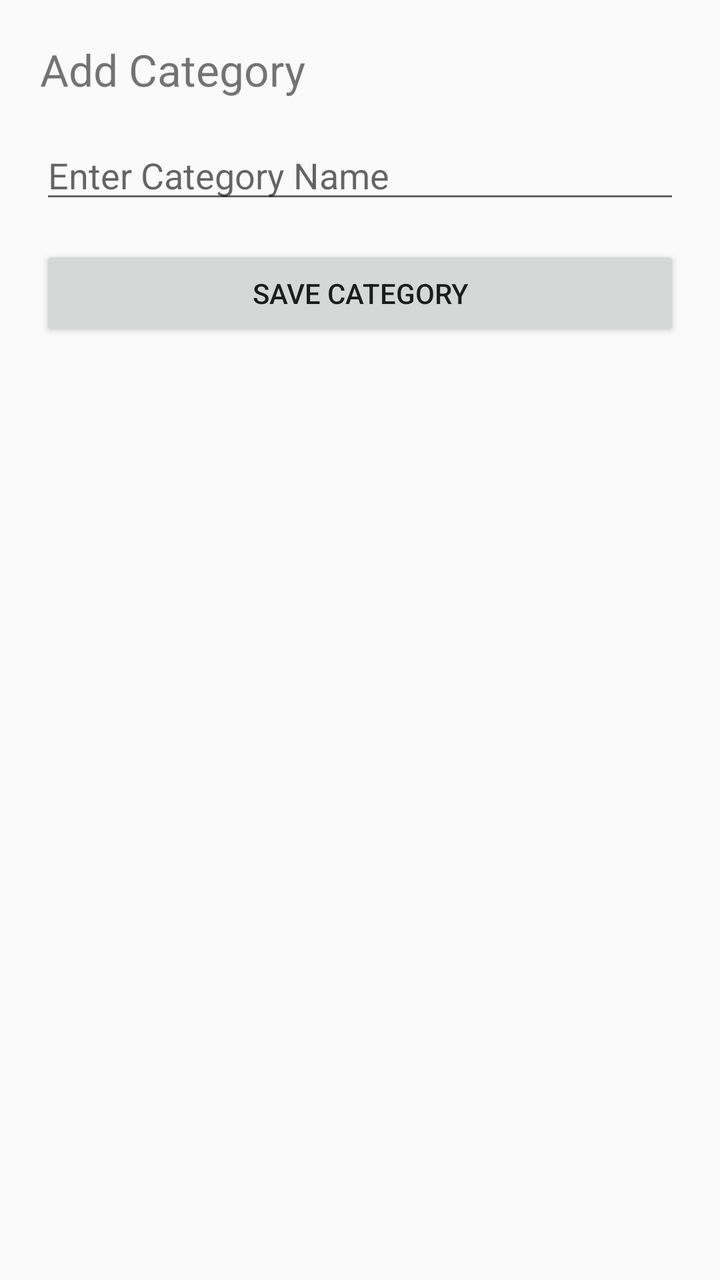
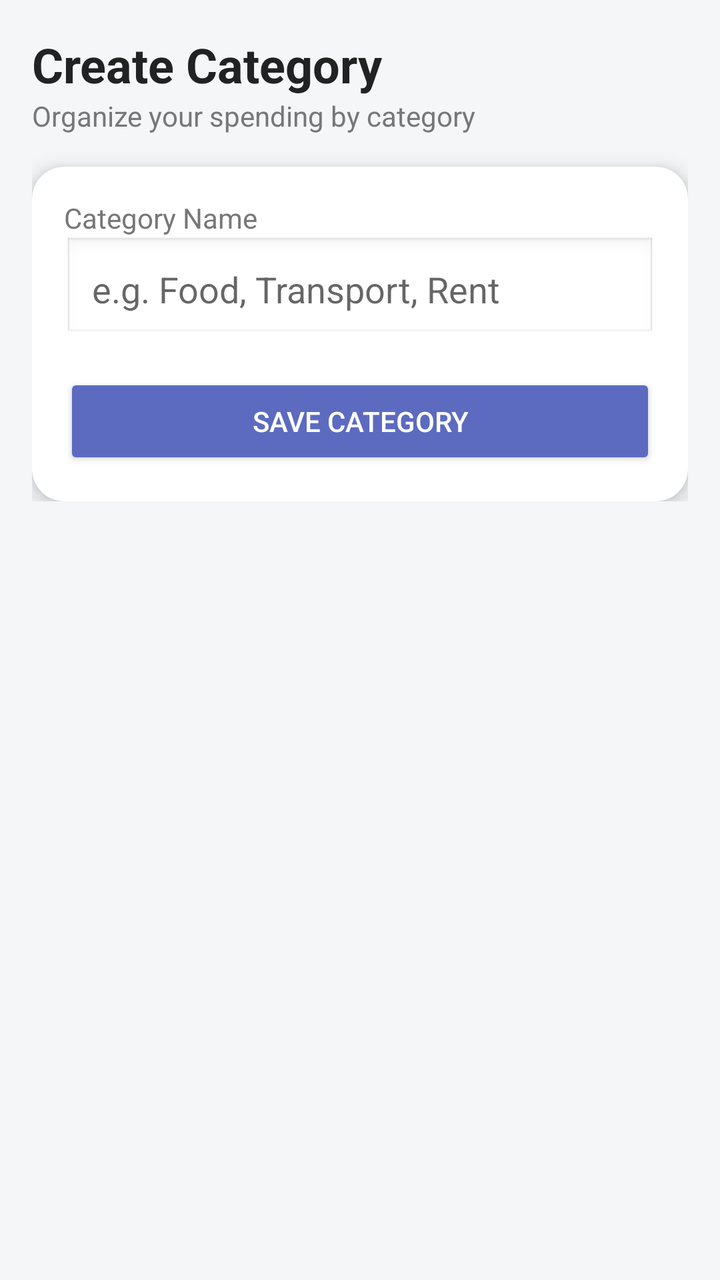

Two renders of the same Android screen: before a commit and after it. Below are the layout's source before the change and the commit's diff.
<!-- AndroidManifest.xml: application theme Theme.BudgetTrackerApp -->
<!-- res/layout/activity_add_category.xml -->
<LinearLayout
    xmlns:android="http://schemas.android.com/apk/res/android"
    android:orientation="vertical"
    android:padding="20dp"
    android:layout_width="match_parent"
    android:layout_height="match_parent">

    <TextView
        android:text="Add Category"
        android:textSize="22sp"
        android:layout_marginBottom="16dp"
        android:layout_width="wrap_content"
        android:layout_height="wrap_content"/>

    <EditText
        android:id="@+id/categoryInput"
        android:hint="Enter Category Name"
        android:layout_width="match_parent"
        android:layout_height="wrap_content"/>

    <Button
        android:id="@+id/saveCategoryBtn"
        android:text="Save Category"
        android:layout_marginTop="16dp"
        android:layout_width="match_parent"
        android:layout_height="wrap_content"/>

</LinearLayout>
<!-- resources referenced by this layout -->
<resources>
  <style name="Theme.BudgetTrackerApp" parent="Theme.AppCompat.Light.DarkActionBar" />
</resources>

<!-- the commit's change to res/layout/activity_add_category.xml (unified diff, before → after) -->
@@ -1,28 +1,75 @@
-<LinearLayout
-    xmlns:android="http://schemas.android.com/apk/res/android"
-    android:orientation="vertical"
-    android:padding="20dp"
+<ScrollView xmlns:android="http://schemas.android.com/apk/res/android"
+    xmlns:app="http://schemas.android.com/apk/res-auto"
     android:layout_width="match_parent"
-    android:layout_height="match_parent">
+    android:layout_height="match_parent"
+    android:background="#F4F6F8">
 
-    <TextView
-        android:text="Add Category"
-        android:textSize="22sp"
-        android:layout_marginBottom="16dp"
-        android:layout_width="wrap_content"
-        android:layout_height="wrap_content"/>
+    <LinearLayout
+        android:layout_width="match_parent"
+        android:layout_height="wrap_content"
+        android:orientation="vertical"
+        android:padding="16dp">
 
-    <EditText
-        android:id="@+id/categoryInput"
-        android:hint="Enter Category Name"
-        android:layout_width="match_parent"
-        android:layout_height="wrap_content"/>
+        
+        <TextView
+            android:layout_width="wrap_content"
+            android:layout_height="wrap_content"
+            android:text="Create Category"
+            android:textSize="24sp"
+            android:textStyle="bold"
+            android:textColor="#222"/>
 
-    <Button
-        android:id="@+id/saveCategoryBtn"
-        android:text="Save Category"
-        android:layout_marginTop="16dp"
-        android:layout_width="match_parent"
-        android:layout_height="wrap_content"/>
+        <TextView
+            android:layout_width="wrap_content"
+            android:layout_height="wrap_content"
+            android:text="Organize your spending by category"
+            android:textSize="14sp"
+            android:textColor="#777"
+            android:layout_marginBottom="16dp"/>
 
-</LinearLayout>
+        
+        <androidx.cardview.widget.CardView
+            android:layout_width="match_parent"
+            android:layout_height="wrap_content"
+            app:cardCornerRadius="16dp"
+            app:cardElevation="6dp">
+
+            <LinearLayout
+                android:layout_width="match_parent"
+                android:layout_height="wrap_content"
+                android:orientation="vertical"
+                android:padding="16dp">
+
+                
+                <TextView
+                    android:layout_width="wrap_content"
+                    android:layout_height="wrap_content"
+                    android:text="Category Name"
+                    android:textSize="14sp"
+                    android:textColor="#777"/>
+
+                
+                <EditText
+                    android:id="@+id/categoryInput"
+                    android:layout_width="match_parent"
+                    android:layout_height="wrap_content"
+                    android:hint="e.g. Food, Transport, Rent"
+                    android:padding="14dp"
+                    android:background="@android:drawable/edit_text"
+                    android:layout_marginBottom="16dp"/>
+
+                
+                <Button
+                    android:id="@+id/saveCategoryBtn"
+                    android:layout_width="match_parent"
+                    android:layout_height="wrap_content"
+                    android:text="Save Category"
+                    android:textColor="#FFFFFF"
+                    android:backgroundTint="#5C6BC0"/>
+
+            </LinearLayout>
+
+        </androidx.cardview.widget.CardView>
+
+    </LinearLayout>
+</ScrollView>
